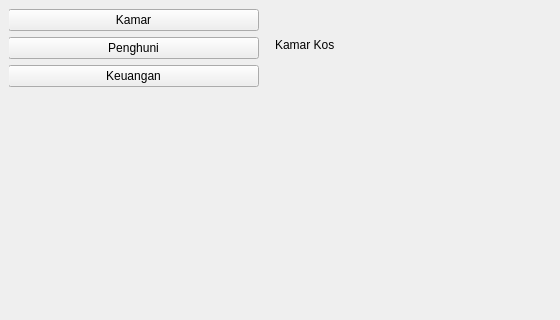
Before: the Qt Designer form mainwindow.ui in minminoo26a-ctrl/kosan-kita, drawn with Qt 5; both pictures show x 0 to 560 and y 0 to 320 of the 1024 by 768 pixel window.
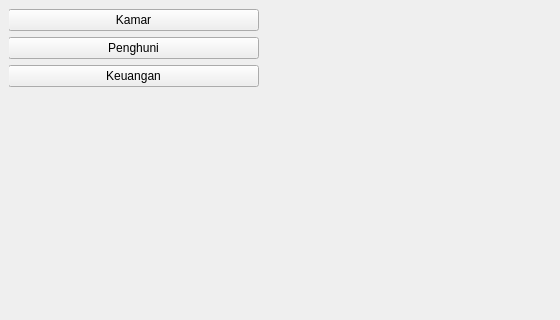
After: the same form once the commit is applied.

Commit message: Pembaruan tambilan card dan layout AreaScrol

Patch:
```diff
--- a/mainwindow.ui
+++ b/mainwindow.ui
@@ -197,19 +197,6 @@
           </property>
           <layout class="QGridLayout" name="gridLayout"/>
          </widget>
-         <widget class="QLabel" name="label">
-          <property name="geometry">
-           <rect>
-            <x>10</x>
-            <y>20</y>
-            <width>91</width>
-            <height>31</height>
-           </rect>
-          </property>
-          <property name="text">
-           <string>Kamar Kos</string>
-          </property>
-         </widget>
         </widget>
         <widget class="QWidget" name="page_2"/>
        </widget>
```
Left out of the diff: 15 changed lines with no effect on the pictures. The commit also changes 3 other files.
